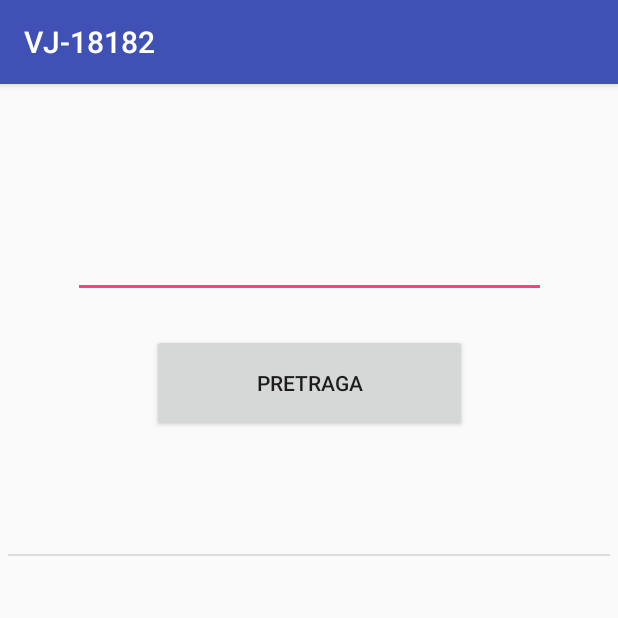
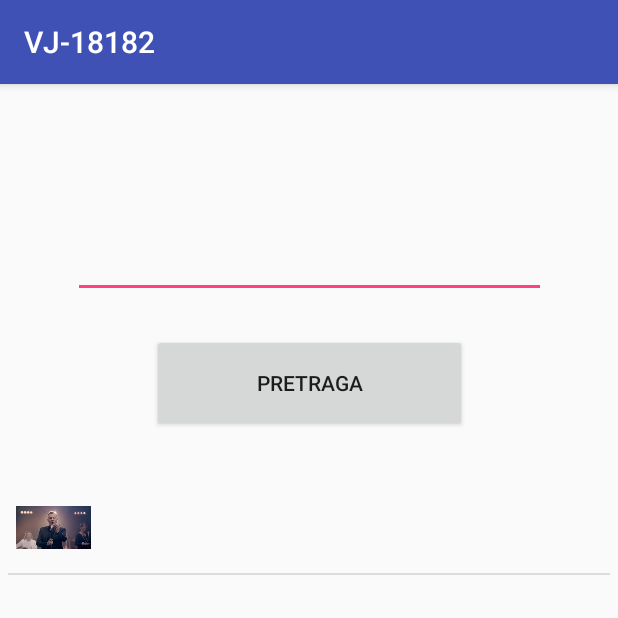
Before and after one commit to avid-dz/VJ-18182, an Android app: the screen it shows after launch (MainActivity), after a tap on "PRETRAGA", on a phone screen of 412 x 824 dp, the top half of it. Run offline under Robolectric (Android 15) with nearby library versions, the light colour scheme and no system bars.

Commit message:
Dodane slike; izmijenjen element liste

```diff
--- a/app/src/main/java/ba/unsa/etf/rma/VJ_18182/MainActivity.java
+++ b/app/src/main/java/ba/unsa/etf/rma/VJ_18182/MainActivity.java
@@ -26,7 +26,7 @@ public class MainActivity extends AppCompatActivity {
         lista = (ListView) findViewById(R.id.listView);
         final ArrayList<String> unosi = new ArrayList<>();
         adapter = new ArrayAdapter<>
-                (this,  android.R.layout.simple_list_item_1, unosi);
+                (this, R.layout.element_liste, R.id.Itemname, unosi);
         lista.setAdapter(adapter);
         dugme.setOnClickListener(new View.OnClickListener() {
             @Override
--- /dev/null
+++ b/app/src/main/res/layout/element_liste.xml
@@ -0,0 +1,26 @@
+<?xml version="1.0" encoding="utf-8"?>
+<LinearLayout
+    xmlns:android="http://schemas.android.com/apk/res/android"
+    android:layout_width="fill_parent"
+    android:layout_height="fill_parent"
+    android:orientation="horizontal">
+
+    <ImageView
+        android:id="@+id/icon"
+        android:layout_width="50dp"
+        android:layout_height="50dp"
+        android:layout_marginTop="5dp"
+        android:layout_marginBottom="5dp"
+        android:layout_marginLeft="5dp"
+        android:layout_marginRight="5dp"
+        android:src="@drawable/baja1" />
+
+    <TextView
+        android:id="@+id/Itemname"
+        android:layout_width="wrap_content"
+        android:layout_height="wrap_content"
+        android:textSize="20sp"
+        android:paddingTop="5dp" />
+
+
+</LinearLayout>
```
Also changed, not shown: app/src/main/res/drawable/baja1.jpg (added), app/src/main/res/drawable/baja2.jpg (added), app/src/main/res/drawable/zeljko_vasic1.jpg (added).
